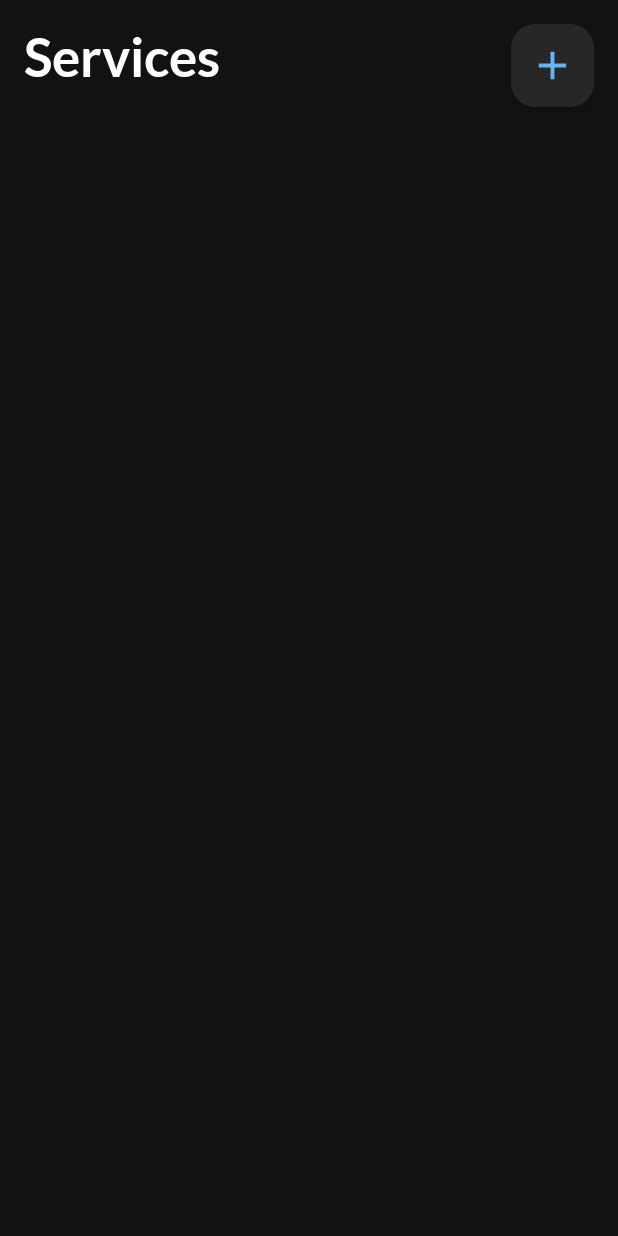
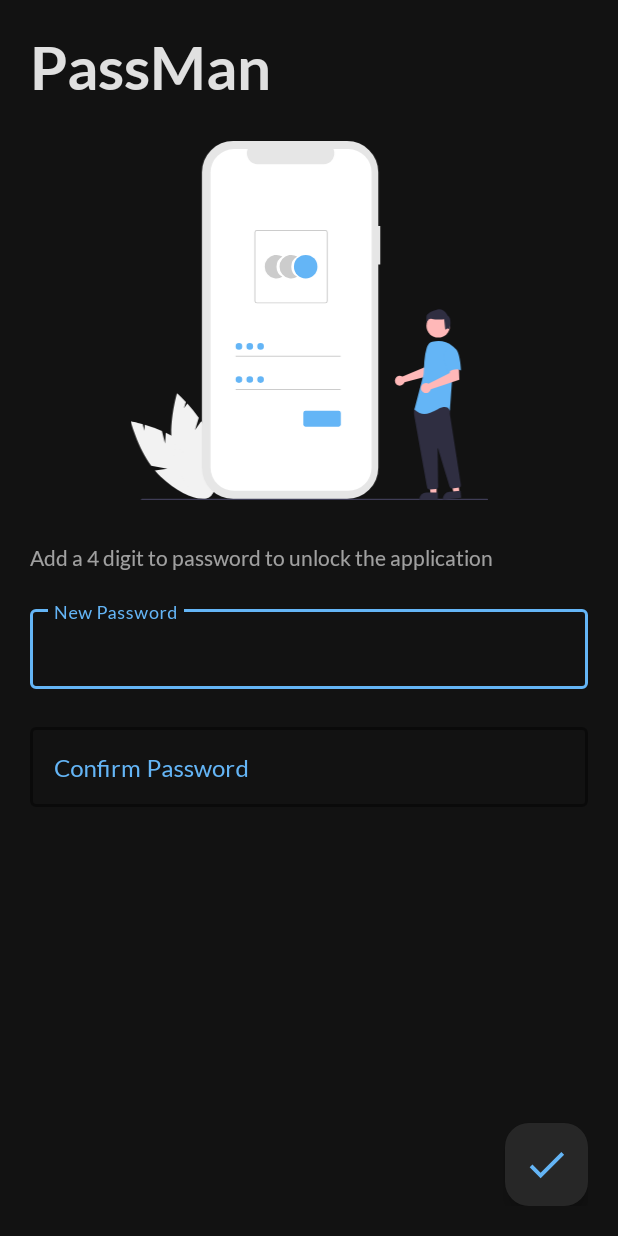
Before and after one commit to jaym21/PassMan, an Android app: the screen it shows after launch (MainActivity before the commit, NewLogin after it), on a phone screen of 412 x 824 dp. Run offline under Robolectric (Android 15) with nearby library versions, the phone set to English and light mode, and no system bars.

Commit message:
added splash screen and adding auth password

```diff
--- a/app/src/main/java/dev/jaym21/passman/ui/SplashActivity.kt
+++ b/app/src/main/java/dev/jaym21/passman/ui/SplashActivity.kt
@@ -11,7 +11,7 @@ class SplashActivity: AppCompatActivity() {
         super.onCreate(savedInstanceState)
 
         if (Helper.getIsFirstRun(this)) {
-            val intent = Intent(this, MainActivity::class.java)
+            val intent = Intent(this, NewLogin::class.java)
             startActivity(intent)
             finish()
         }else {
--- a/app/src/main/java/dev/jaym21/passman/utils/Helper.kt
+++ b/app/src/main/java/dev/jaym21/passman/utils/Helper.kt
@@ -12,8 +12,9 @@ import javax.crypto.spec.SecretKeySpec
 
 object Helper {
 
-    private val TAG = "Helper"
-    private var FIRST_RUN = "first_run"
+    private const val TAG = "Helper"
+    private const val FIRST_RUN = "first_run"
+    private const val LOCK_PASSWORD = "lock_password"
     private const val secretKey = "tK5UTui+DPh8lIlBxya5XVsmeDCoUl6vHhdIESMB6sQ="
     private const val salt = "QWlGNHNhMTJTQWZ2bGhpV3U=" // base64 decode => AiF4sa12SAfvlhiWu
     private const val iv = "bVQzNFNhRkQ1Njc4UUFaWA==" // base64 decode => mT34SaFD5678QAZX
@@ -35,11 +36,19 @@ object Helper {
         return sharedPreferences.getBoolean(FIRST_RUN, true)
     }
 
+    fun setLockPassword(context: Context, password: String) {
+        val sharedPreferences = context.getSharedPreferences("Helper", Activity.MODE_PRIVATE)
+        val editor = sharedPreferences.edit()
+        editor.putString(LOCK_PASSWORD, password)
+        editor.apply()
+    }
 
+    fun getLockPassword(context: Context): String? {
+        val sharedPreferences = context.getSharedPreferences("Helper", Activity.MODE_PRIVATE)
+        return sharedPreferences.getString(LOCK_PASSWORD, "0")
+    }
 
-
-    fun encrypt(strToEncrypt: String):  String?
-    {
+    fun encrypt(strToEncrypt: String):  String? {
         try
         {
             val ivParameterSpec = IvParameterSpec(Base64.decode(iv, Base64.DEFAULT))
--- /dev/null
+++ b/app/src/main/res/drawable/splash_bg.xml
@@ -0,0 +1,8 @@
+<?xml version="1.0" encoding="utf-8"?>
+<layer-list xmlns:android="http://schemas.android.com/apk/res/android">
+
+    <item android:drawable="@drawable/ic_launcher_foreground" />
+
+    <item android:drawable="@drawable/ic_launcher_background" android:gravity="center" />
+
+</layer-list>
--- a/app/src/main/res/layout/activity_new_login.xml
+++ b/app/src/main/res/layout/activity_new_login.xml
@@ -57,7 +57,7 @@
             android:layout_height="match_parent"
             android:fontFamily="@font/lato_regular"
             android:hint="New Password"
-            android:inputType="text"
+            android:inputType="number"
             android:textColor="@color/text_color"
             android:textColorHint="@color/blue_500" />
 
@@ -73,12 +73,12 @@
         app:layout_constraintTop_toBottomOf="@id/tilNewPassword">
 
         <com.google.android.material.textfield.TextInputEditText
-            android:id="@+id/ConfirmPassword"
+            android:id="@+id/etConfirmPassword"
             android:layout_width="match_parent"
             android:layout_height="match_parent"
             android:fontFamily="@font/lato_regular"
             android:hint="Confirm Password"
-            android:inputType="text"
+            android:inputType="number"
             android:textColor="@color/text_color"
             android:textColorHint="@color/blue_500" />
 
@@ -86,7 +86,7 @@
 
 
     <ImageView
-        android:id="@+id/btnAdd"
+        android:id="@+id/btnAddPassword"
         android:layout_width="55dp"
         android:layout_height="55dp"
         android:src="@drawable/ic_check"
--- a/app/src/main/res/values/themes.xml
+++ b/app/src/main/res/values/themes.xml
@@ -18,4 +18,15 @@
         <item name="boxStrokeColor">@color/blue_500</item>
         <item name="boxStrokeWidth">2dp</item>
     </style>
+
+    <style name="SplashScreenTheme" parent="Theme.PassMan">
+        <item name="android:windowBackground">@drawable/splash_bg</item>
+        <item name="android:statusBarColor">@color/white</item>
+        <item name="windowActionBar">false</item>
+        <item name="windowNoTitle">true</item>
+        <item name="android:windowFullscreen">true</item>
+        <item name="android:windowTranslucentNavigation">true</item>
+        <item name="android:windowTranslucentStatus">true</item>
+    </style>
+
 </resources>
```
Also changed, not shown: app/src/main/AndroidManifest.xml (+17 -10 lines), app/src/main/java/dev/jaym21/passman/ui/Authentication.kt (added, +23 -0 lines), app/src/main/java/dev/jaym21/passman/ui/NewLogin.kt (+28 -0 lines), app/src/main/res/layout/activity_authentication.xml (added, +13 -0 lines), 5 other files.
